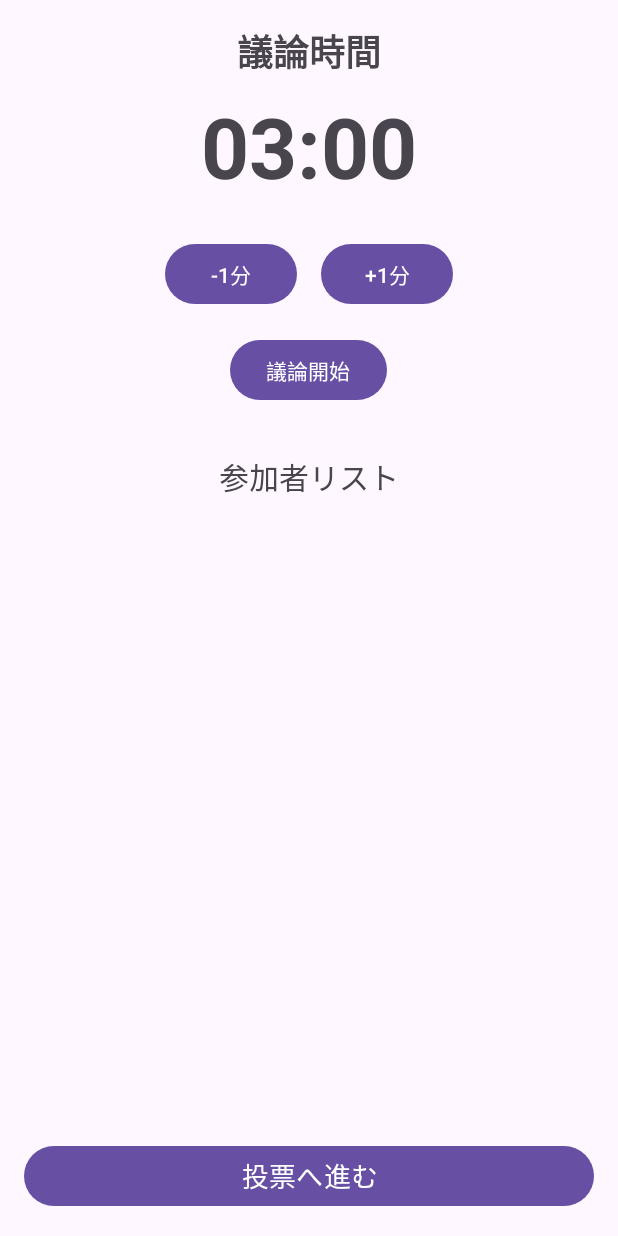
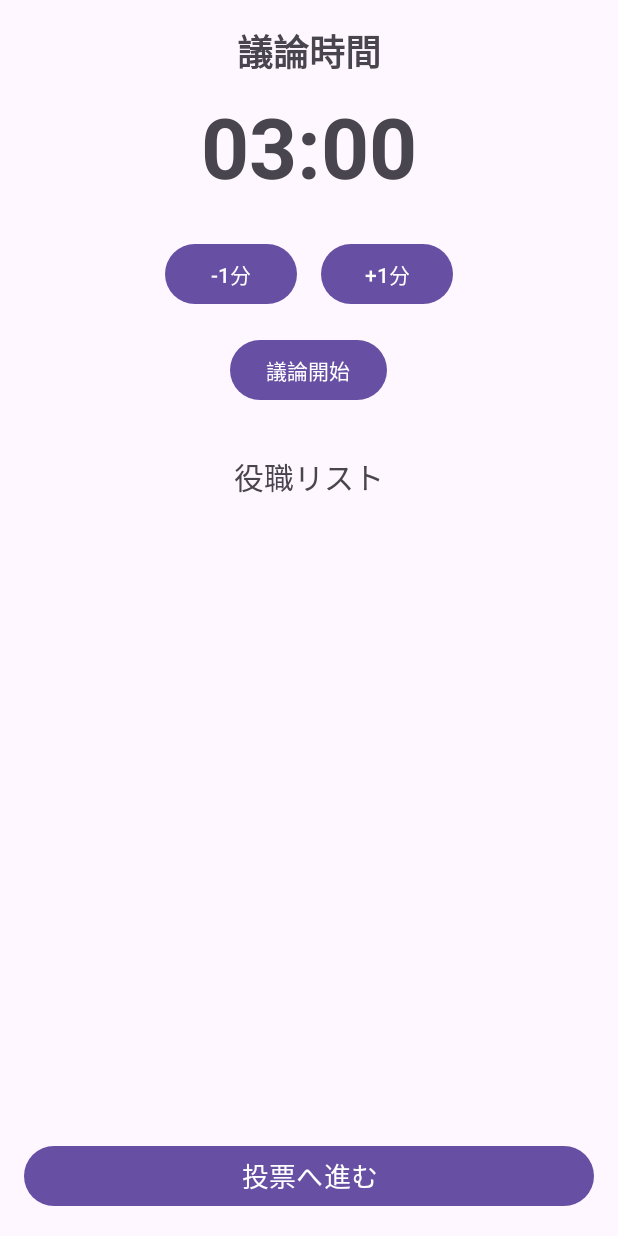
Before and after one commit to yahata885/mbtiwolf, an Android app: the DiscussionActivity screen opened directly, with no data from a screen before it, on a phone screen of 412 x 824 dp. Run offline under Robolectric (Android 15) with nearby library versions, the light colour scheme and no system bars.

Commit message:
議論画面にて、役職説明を追加

```diff
--- a/app/src/main/java/com/yahata/mbtiwolf/DiscussionActivity.java
+++ b/app/src/main/java/com/yahata/mbtiwolf/DiscussionActivity.java
@@ -1,5 +1,6 @@
 package com.yahata.mbtiwolf;
 
+import androidx.appcompat.app.AlertDialog;
 import androidx.appcompat.app.AppCompatActivity;
 import android.content.Intent;
 import android.os.Bundle;
@@ -7,6 +8,7 @@ import android.os.Handler;
 import android.os.Looper;
 import android.view.View;
 import android.widget.Button;
+import android.widget.LinearLayout;
 import android.widget.TextView;
 import android.widget.Toast;
 import android.widget.EditText;
@@ -21,6 +23,9 @@ public class DiscussionActivity extends AppCompatActivity {
     private Button addMinuteButton;
     private Button subtractMinuteButton;
     private Button startButton;
+
+    //役職リスト表示用
+    private LinearLayout roleListLayout;
 
     private TextView timerTextView;
     private TextView playerListTextView;
@@ -61,8 +66,13 @@ public class DiscussionActivity extends AppCompatActivity {
         subtractMinuteButton = findViewById(R.id.subtractMinuteButton);
         startButton = findViewById(R.id.startButton);
         timerTextView = findViewById(R.id.timerTextView);
-        playerListTextView = findViewById(R.id.playerListTextView);
+//        playerListTextView = findViewById(R.id.playerListTextView);
         goToVoteButton = findViewById(R.id.goToVoteButton);
+
+
+        roleListLayout = findViewById(R.id.roleListLayout);
+        ArrayList<GameRole> roleList = (ArrayList<GameRole>) getIntent().getSerializableExtra("ROLE_LIST");
+        displayRoleList(roleList);
 
         goToVoteButton.setEnabled(true);
 
@@ -70,7 +80,7 @@ public class DiscussionActivity extends AppCompatActivity {
         updateTimerDisplay();
 
         playerList = getIntent().getStringArrayListExtra("PLAYER_LIST");
-        displayPlayerList(playerList);
+//        displayPlayerList(playerList);
 
         //  「+1分」ボタンの処理
         addMinuteButton.setOnClickListener(v -> {
@@ -118,13 +128,33 @@ public class DiscussionActivity extends AppCompatActivity {
         timerTextView.setText(String.format(Locale.getDefault(), "%02d:%02d", minutes, seconds));
     }
 
-    private void displayPlayerList(ArrayList<String> players) {
-        if (players != null) {
-            StringBuilder text = new StringBuilder();
-            for (String player : players) {
-                text.append(player).append("\n");
-            }
-            playerListTextView.setText(text.toString());
+    private void displayRoleList(ArrayList<GameRole> roles) {
+        if (roles == null || roles.isEmpty()) {
+            return;
+        }
+
+        // 既存の表示をクリア
+        roleListLayout.removeAllViews();
+
+        for (GameRole role : roles) {
+            // 役職名を表示するTextViewを動的に作成
+            TextView roleNameTextView = new TextView(this);
+            roleNameTextView.setText("・" + role.getName());
+            roleNameTextView.setTextSize(20);
+            roleNameTextView.setPadding(8, 16, 8, 16);
+
+            // タップされた時の処理を設定
+            roleNameTextView.setOnClickListener(v -> {
+                // ポップアップ（AlertDialog）で説明文を表示
+                new AlertDialog.Builder(this)
+                        .setTitle(role.getName()) // ポップアップのタイトル
+                        .setMessage(role.getDescription()) // ポップアップの本文
+                        .setPositiveButton("OK", null) // OKボタン
+                        .show();
+            });
+
+            // レイアウトに作成したTextViewを追加
+            roleListLayout.addView(roleNameTextView);
         }
     }
 
--- a/app/src/main/java/com/yahata/mbtiwolf/Mode1InputActivity.java
+++ b/app/src/main/java/com/yahata/mbtiwolf/Mode1InputActivity.java
@@ -1,5 +1,6 @@
 package com.yahata.mbtiwolf;
 
+import java.util.List;
 import androidx.appcompat.app.AppCompatActivity;
 import android.content.Intent;
 import android.os.Bundle;
@@ -24,6 +25,7 @@ public class Mode1InputActivity extends AppCompatActivity {
     private ArrayList<String> playerList;
     private String theme;
     private int currentPlayerIndex = 0;
+    private ArrayList<GameRole> roleList;
 
     private HashMap<String, String> playerSelections = new HashMap<>();
 
@@ -38,6 +40,8 @@ public class Mode1InputActivity extends AppCompatActivity {
 
         playerList = getIntent().getStringArrayListExtra("PLAYER_LIST");
         theme = getIntent().getStringExtra("GAME_THEME");
+
+        roleList = (ArrayList<GameRole>) getIntent().getSerializableExtra("ROLE_LIST");
 
         setupSpinner(theme);
         updateTurnView();
@@ -70,6 +74,7 @@ public class Mode1InputActivity extends AppCompatActivity {
         intent.putExtra("GAME_THEME", theme);
         intent.putExtra("GAME_MODE", 1);
         intent.putExtra("ASSIGNMENTS", assignments);
+        intent.putExtra("ROLE_LIST", roleList);
 
         startActivity(intent);
         finish();
--- a/app/src/main/java/com/yahata/mbtiwolf/Mode23InputActivity.java
+++ b/app/src/main/java/com/yahata/mbtiwolf/Mode23InputActivity.java
@@ -1,5 +1,6 @@
 package com.yahata.mbtiwolf;
 
+import java.util.List;
 import androidx.appcompat.app.AppCompatActivity;
 import android.content.Intent;
 import android.os.Bundle;
@@ -19,6 +20,7 @@ public class Mode23InputActivity extends AppCompatActivity {
     private Map<String, GameRole> assignments;
     private ArrayList<String> playerList;
     private int currentPlayerIndex = 0;
+    private ArrayList<GameRole> roleList;
 
     @Override
     protected void onCreate(Bundle savedInstanceState) {
@@ -34,6 +36,7 @@ public class Mode23InputActivity extends AppCompatActivity {
         playerList = getIntent().getStringArrayListExtra("PLAYER_LIST");
         String theme = getIntent().getStringExtra("GAME_THEME");
         int mode = getIntent().getIntExtra("GAME_MODE", 2);
+        roleList = (ArrayList<GameRole>) getIntent().getSerializableExtra("ROLE_LIST");
         //モード3なら人狼を1人割り当てる、他モードは0人
         int wolfCount = (mode == 3) ? 1 : 0;
         assignments = GameLogic.assignRoles(playerList, theme, wolfCount, mode);
@@ -55,6 +58,7 @@ public class Mode23InputActivity extends AppCompatActivity {
                 intent.putExtra("GAME_MODE", mode);
                 // ★★★ 「正解データ」を次の画面に渡す ★★★
                 intent.putExtra("ASSIGNMENTS", (HashMap<String, GameRole>) assignments);
+                intent.putExtra("ROLE_LIST", roleList);
 
                 startActivity(intent);
                 finish();
--- a/app/src/main/res/layout/activity_discussion.xml
+++ b/app/src/main/res/layout/activity_discussion.xml
@@ -57,17 +57,22 @@
         android:layout_width="wrap_content"
         android:layout_height="wrap_content"
         android:layout_marginTop="32dp"
-        android:text="参加者リスト"
+        android:text="役職リスト"
         android:textSize="20sp" />
 
-    <TextView
-        android:id="@+id/playerListTextView"
-        android:layout_width="wrap_content"
+    <ScrollView
+        android:layout_width="match_parent"
         android:layout_height="0dp"
         android:layout_weight="1"
-        android:layout_marginTop="8dp"
-        android:textSize="18sp"
-        tools:text="プレイヤー1\nプレイヤー2\nプレイヤー3" />
+        android:layout_marginTop="8dp">
+
+        <LinearLayout
+            android:id="@+id/roleListLayout"
+            android:layout_width="match_parent"
+            android:layout_height="wrap_content"
+            android:orientation="vertical" />
+
+    </ScrollView>
 
     <Button
         android:id="@+id/goToVoteButton"
```
Also changed, not shown: app/src/main/java/com/yahata/mbtiwolf/SetupActivity.java (+8 -0 lines), 2 other files.
